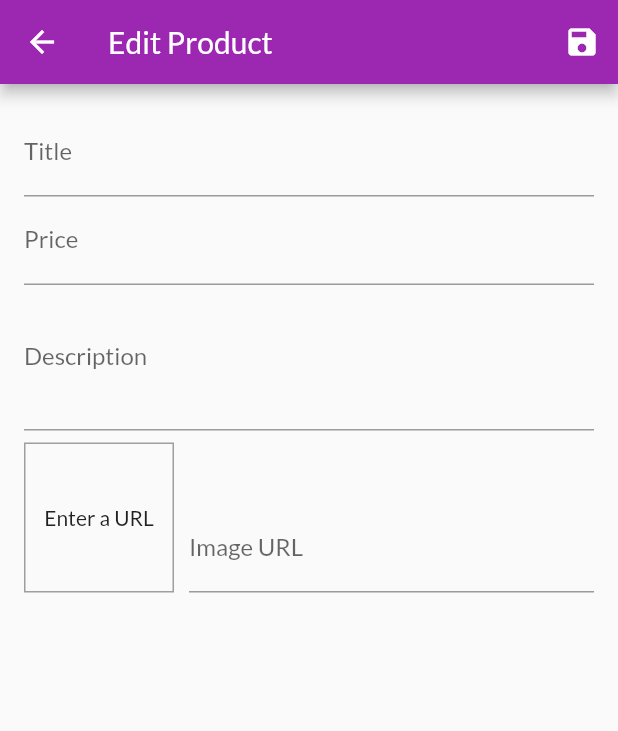
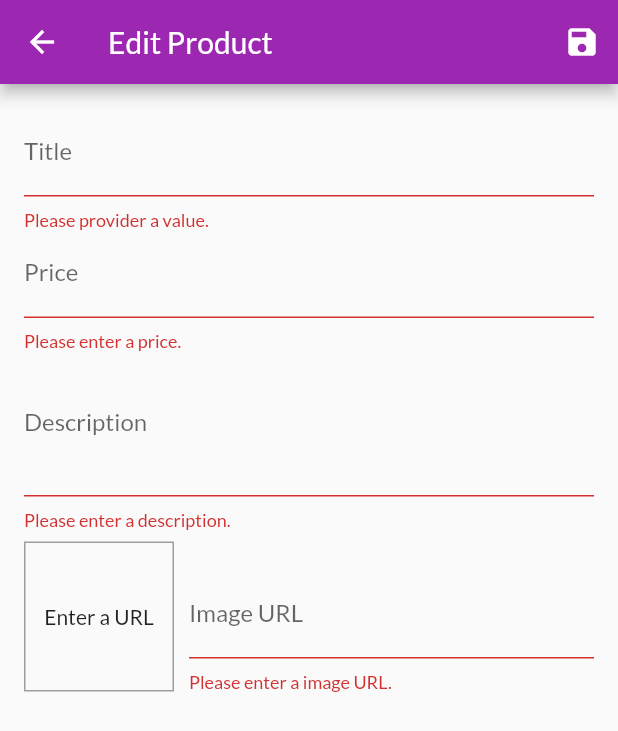
Before and after one commit to amirhossein-jahangiri/Shop-App, a Flutter app: the EditProductScreen screen opened by its route, after a tap on the "save" icon, on a phone screen of 412 x 824 dp. Shown: the top 731 px of the screen. Run offline on Flutter 3.47's test engine with Material 2 defaults, Android fonts, the phone set to English and light mode, and no system bars; network calls fail.

Commit message:
adding validation to all inputs

```diff
--- a/lib/screens/edit_product_screen.dart
+++ b/lib/screens/edit_product_screen.dart
@@ -24,13 +24,22 @@ class _EditProductScreenState extends State<EditProductScreen> {
 
   void _updateImageUrl() {
     if (!_imageUrlFocusNode.hasFocus) {
+      if ((!_imageUrlController.text.startsWith('http') &&
+          !_imageUrlController.text.startsWith('https')) ||
+          (!_imageUrlController.text.endsWith('.png') &&
+              !_imageUrlController.text.endsWith('.jpg') &&
+              !_imageUrlController.text.endsWith('.jpeg'))) {
+        return;
+      }
       setState(() {});
     }
   }
 
   void _saveForm() {
-    _form.currentState!.save();
-    print(_editedProduct.title);
+    final isValid = _form.currentState!.validate();
+    if(isValid){
+      _form.currentState!.save();
+    }
   }
 
   @override
@@ -59,6 +68,12 @@ class _EditProductScreenState extends State<EditProductScreen> {
               TextFormField(
                 decoration: InputDecoration(labelText: 'Title'),
                 textInputAction: TextInputAction.next,
+                validator: (value) {
+                  if(value!.isEmpty){
+                    return 'Please provider a value.';
+                  }
+                  return null;
+                },
                 onSaved: (thisone) {
                   _editedProduct = Product(
                     id: null,
@@ -73,6 +88,11 @@ class _EditProductScreenState extends State<EditProductScreen> {
                 decoration: InputDecoration(labelText: 'Price'),
                 textInputAction: TextInputAction.next,
                 keyboardType: TextInputType.number,
+                validator: (value) {
+                  if(value!.isEmpty) return 'Please enter a price.';
+                  if(double.tryParse(value) == null) return 'Please enter a valid number';
+                  if(double.parse(value) <= 0) return 'Please enter a number greater than zero.';
+                },
                 onSaved: (thisone) {
                   _editedProduct = Product(
                     id: null,
@@ -88,6 +108,10 @@ class _EditProductScreenState extends State<EditProductScreen> {
                 textInputAction: TextInputAction.next,
                 keyboardType: TextInputType.multiline,
                 maxLines: 3,
+                validator: (value) {
+                  if(value!.isEmpty) return 'Please enter a description.';
+                  if(value.length < 10) return 'Should be at least 10 characters long.';
+                },
                 onSaved: (thisone) {
                   _editedProduct = Product(
                     id: null,
@@ -122,6 +146,15 @@ class _EditProductScreenState extends State<EditProductScreen> {
                       textInputAction: TextInputAction.done,
                       focusNode: _imageUrlFocusNode,
                       onFieldSubmitted: (_) => _saveForm(),
+                      validator: (value) {
+                        if(value!.isEmpty) return 'Please enter a image URL.';
+                        if(!value.startsWith('http') && !value.startsWith('https')) {
+                          return 'Please enter a valid URL.';
+                        }
+                        if(!value.endsWith('.png') && !value.endsWith('.jpg') && !value.endsWith('.jpeg')){
+                          return 'Please enter a valid image URL with types .png , .jpg or .jpeg';
+                        }
+                      },
                       onSaved: (thisone) {
                         _editedProduct = Product(
                           id: null,
```
